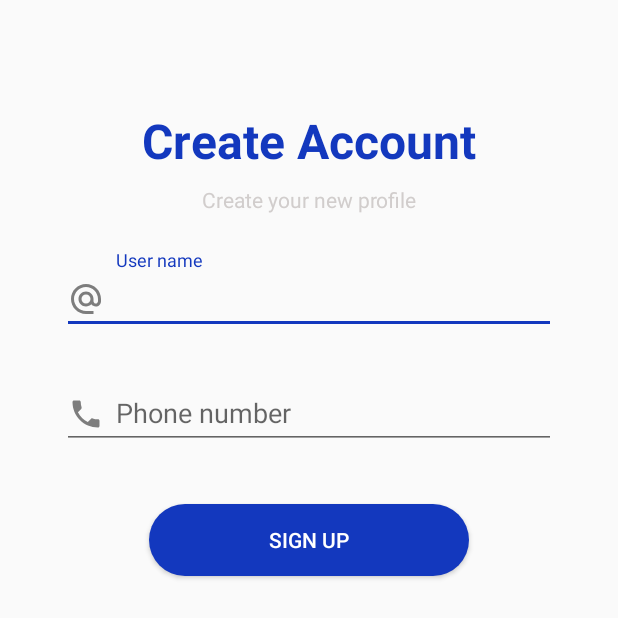
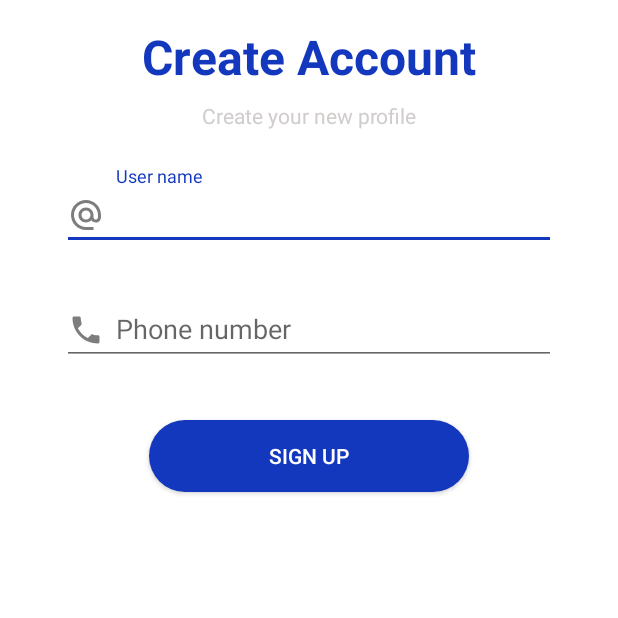
Before and after one commit to noahweasley/TuneME-frontend, an Android app: the GoogleLoginActivity screen opened directly, with no data from a screen before it, on a phone screen of 412 x 824 dp. Shown: the top 618 px of the screen. Run offline under Robolectric (Android 15) with nearby library versions, the light colour scheme and no system bars.

Commit message:
Removed unnecessary top margin in fake toolbar

```diff
--- a/app/src/main/res/layout/google_login.xml
+++ b/app/src/main/res/layout/google_login.xml
@@ -2,20 +2,9 @@
 <androidx.constraintlayout.widget.ConstraintLayout xmlns:android="http://schemas.android.com/apk/res/android"
     android:layout_width="match_parent"
     android:layout_height="match_parent"
+    android:background="@android:color/white"
     xmlns:app="http://schemas.android.com/apk/res-auto"
     xmlns:tools="http://schemas.android.com/tools">
-
-    <View
-        android:id="@+id/space"
-        android:layout_width="0dp"
-        android:layout_height="?android:attr/actionBarSize"
-        android:paddingStart="16dp"
-        android:paddingLeft="16dp"
-        app:layout_constraintEnd_toEndOf="parent"
-        app:layout_constraintStart_toStartOf="parent"
-        app:layout_constraintTop_toTopOf="parent"
-        tools:ignore="RtlSymmetry"
-        tools:viewBindingIgnore="true"/>
 
     <TextView
         android:id="@+id/title"
@@ -28,7 +17,7 @@
         android:textStyle="bold"
         app:layout_constraintEnd_toEndOf="parent"
         app:layout_constraintStart_toStartOf="parent"
-        app:layout_constraintTop_toBottomOf="@+id/space" />
+        app:layout_constraintTop_toTopOf="parent" />
 
     <TextView
         android:id="@+id/subtitle"
```
